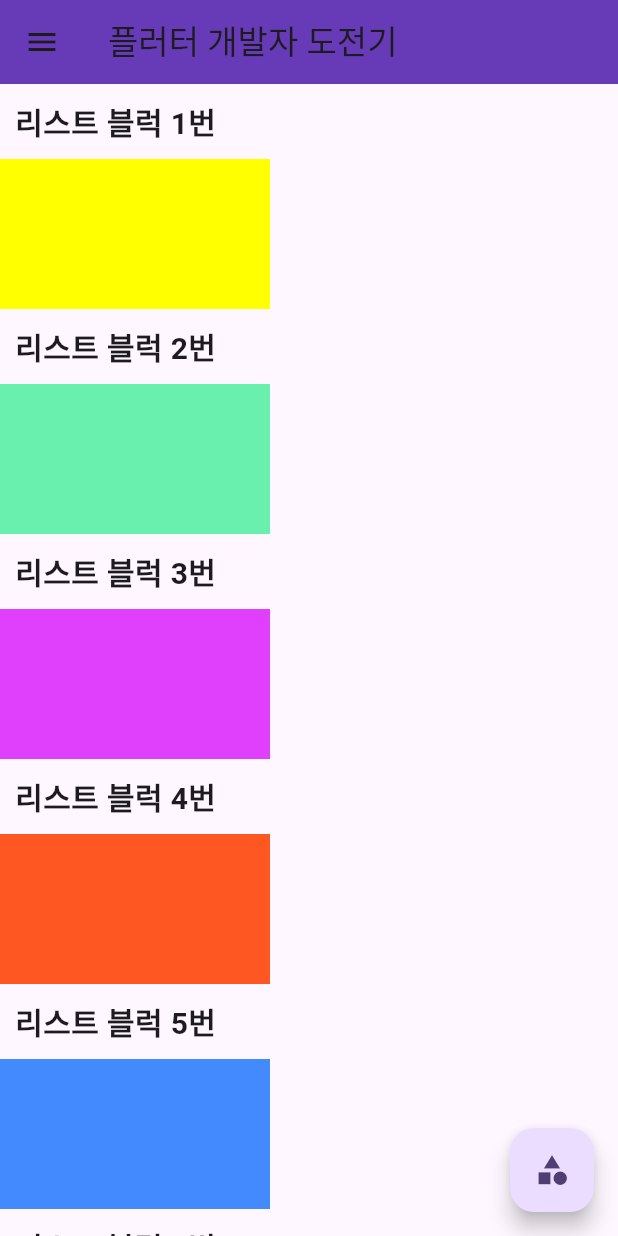
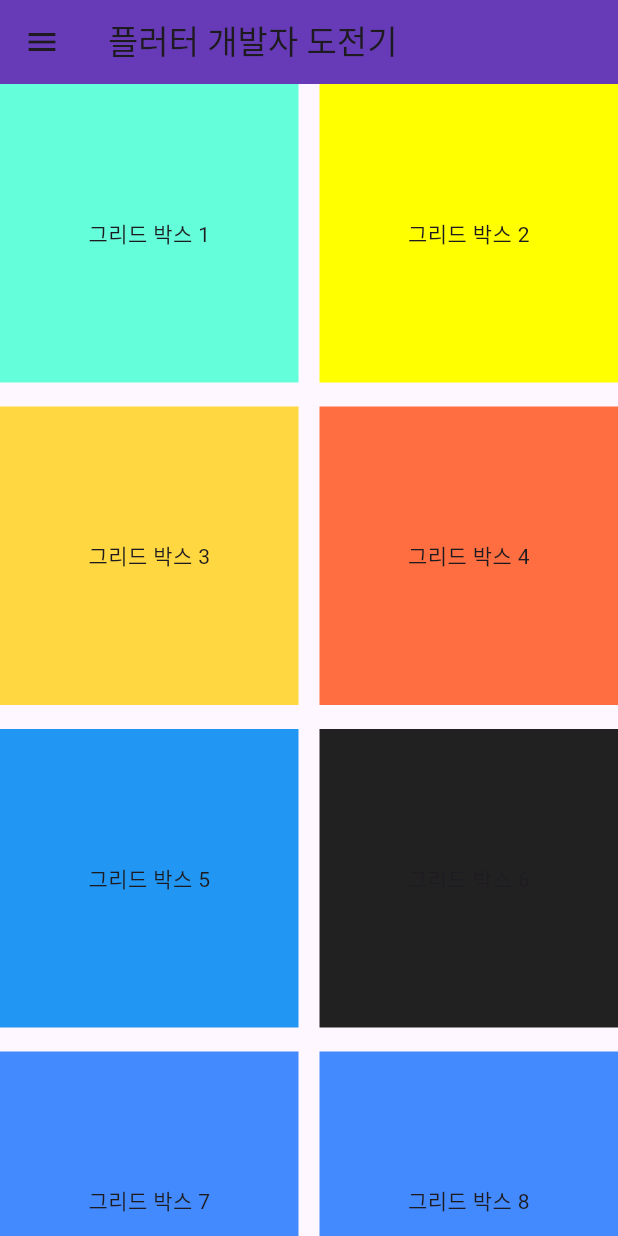
Before and after one commit to croppedeyebrow/Flutter_widget_practice, a Flutter app: the screen it shows after launch, on a phone screen of 412 x 824 dp. Run offline on Flutter 3.47's test engine with Material 3 defaults, Android fonts, the phone set to English and light mode, and no system bars.

Commit message:
GridView.builder까지

```diff
--- a/lib/main.dart
+++ b/lib/main.dart
@@ -29,31 +29,20 @@
 }
 
 class _MyHomePageState extends State<MyHomePage> {
-  final postList = [
-    {
-      "title": "리스트 블럭 1번",
-      "color": Colors.yellowAccent,
-    },
-    {
-      "title": "리스트 블럭 2번",
-      "color": Colors.greenAccent,
-    },
-    {
-      "title": "리스트 블럭 3번",
-      "color": Colors.purpleAccent,
-    },
-    {
-      "title": "리스트 블럭 4번",
-      "color": Colors.deepOrange,
-    },
-    {
-      "title": "리스트 블럭 5번",
-      "color": Colors.blueAccent,
-    },
-    {
-      "title": "리스트 블럭 6번",
-      "color": Colors.cyanAccent,
-    }
+  //gridView.builder를 위한 데이터 셋
+  final postGrid = [
+    {"number": "1", "color": Colors.tealAccent},
+    {"number": "2", "color": Colors.yellowAccent},
+    {"number": "3", "color": Colors.amberAccent},
+    {"number": "4", "color": Colors.deepOrangeAccent},
+    {"number": "5", "color": Colors.blue},
+    {"number": "6", "color": Colors.black87},
+    {"number": "7", "color": Colors.blueAccent},
+    {"number": "8", "color": Colors.blueAccent},
+    {"number": "9", "color": Colors.cyanAccent},
+    {"number": "10", "color": Colors.black12},
+    {"number": "11", "color": Colors.greenAccent},
+    {"number": "12", "color": Colors.indigoAccent},
   ];
 
   @override
@@ -78,37 +67,38 @@
           )
         ],
       )),
-        body: ListView.builder(
-            itemCount: postList.length,
+      body: GridView.builder(
+          // 그리드 뷰를 생성합니다.
+          gridDelegate: const SliverGridDelegateWithFixedCrossAxisCount(
+              // 그리드의 가로 방향에 표시될 항목의 수를 설정합니다.
+              crossAxisCount: 2,
+              // 가로 방향의 항목들 사이의 간격을 설정합니다.
+              crossAxisSpacing: 14,
+              // 세로 방향의 항목들 사이의 간격을 설정합니다.
+              mainAxisSpacing: 16),
+          // 그리드 뷰의 총 아이템 수를 설정합니다.
+          itemCount: postGrid.length,
+          // 각 아이템을 생성하기 위한 빌더 함수를 설정합니다.
           itemBuilder: (context, index) {
+            // postContainer 위젯을 반환합니다. 이 위젯은 그리드의 각 항목을 표시합니다.
             return postContainer(
-                title: postList[index]["title"] as String,
-                colorData: postList[index]["color"] as Color,
+                // 현재 인덱스에 해당하는 번호를 postContainer에 전달합니다.
+                number: postGrid[index]["number"] as String,
+                // 현재 인덱스에 해당하는 색상을 postContainer에 전달합니다.
+                colorData: postGrid[index]["color"] as Color);
+          }),
     );
-            }),
-        floatingActionButton: FloatingActionButton(
-            onPressed: () => print("버튼작동"), child: const Icon(Icons.category)));
   }
 
   Widget postContainer(
-      {String title = " ", Color colorData = Colors.yellowAccent}) {
-    return Column(
-      crossAxisAlignment: CrossAxisAlignment.start,
-      children: [
-        Container(
-          padding: const EdgeInsets.all(10),
-          child: Text(
-            title,
-            style: TextStyle(fontSize: 20, fontWeight: FontWeight.bold),
-          ),
-        ),
-        Container(
-          // width: MediaQuery.of(context).size.width,
-          width: 180,
-          height: 100,
+      {String number = "0", Color colorData = Colors.tealAccent})
+  //매개변수를 만들어주고, 기본값을 설정해준다.
+  {
+    return Container(
+      width: 150,
+      height: 150,
       color: colorData,
-        ),
-      ],
+      child: Center(child: Text("그리드 박스 $number")),
     );
   }
 }
```
Lines whose indentation alone changed are shown as unchanged.
